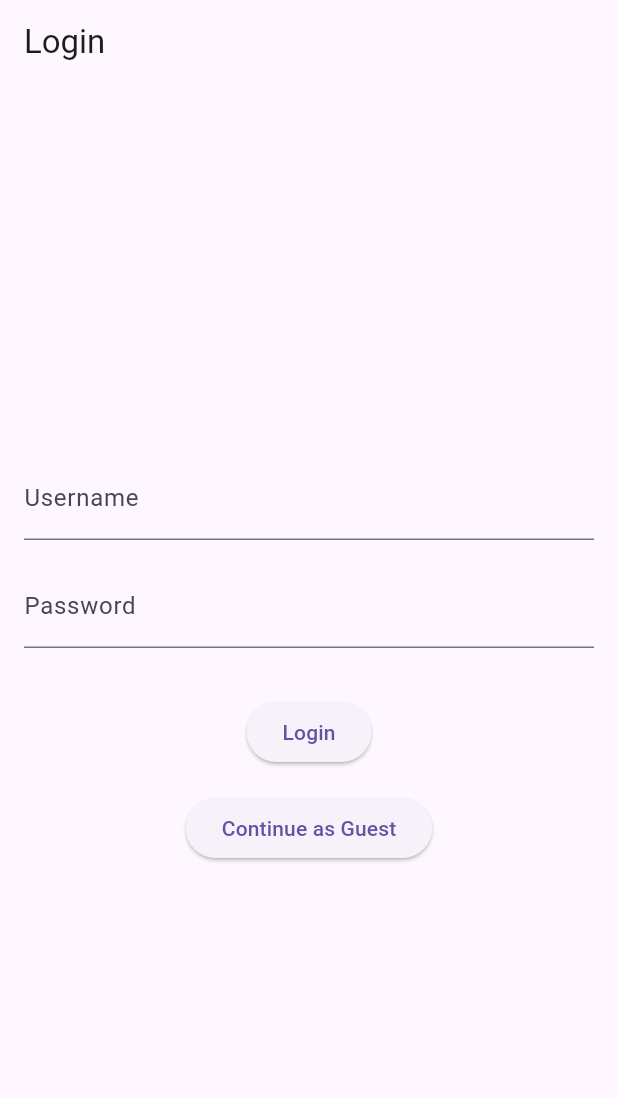
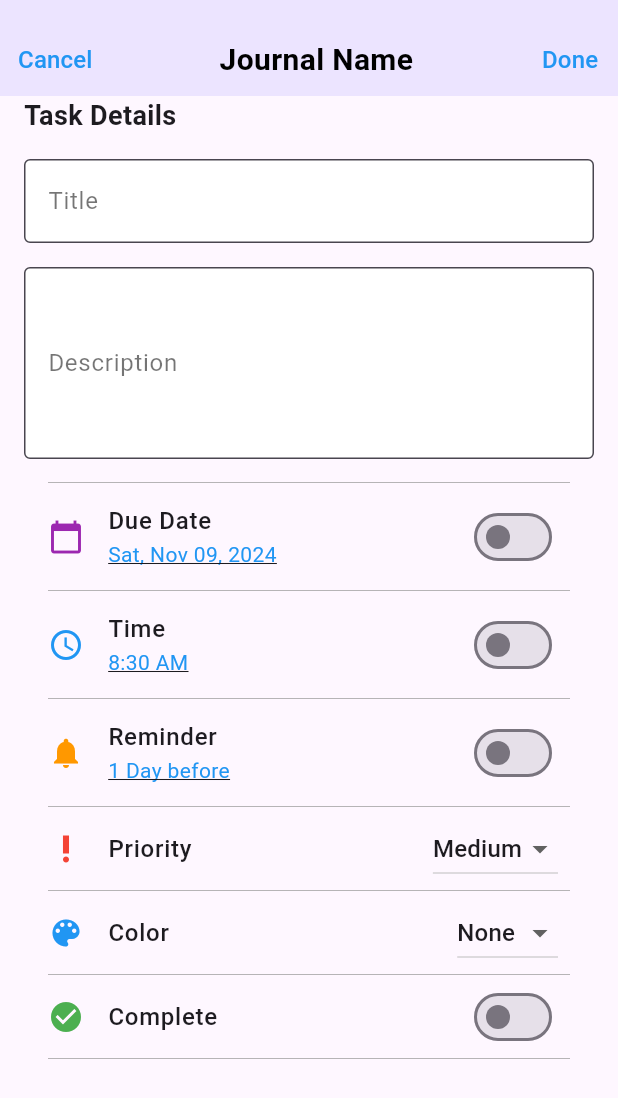
Before and after one commit to SevanCSUN/Journal-Project, a Flutter app: the screen it shows after launch, on a phone screen of 412 x 824 dp. Shown: the top 1098 px of the screen. Run offline on Flutter 3.47's test engine with Material 3 defaults, Android fonts, the phone set to English and light mode, and no system bars; our stand-ins replace device_preview; generated files the repository leaves out were written again; Roboto replaces fonts that are missing (Arial).

Commit message:
Task creation screen UI created with interactions

```diff
--- a/journal_project/lib/main.dart
+++ b/journal_project/lib/main.dart
@@ -5,6 +5,8 @@ import 'src/app.dart';
 import 'src/settings/settings_controller.dart';
 import 'src/settings/settings_service.dart';
 import 'package:device_preview/device_preview.dart';
+import 'src/sample_feature/task_creation_screen.dart';
+
 
 void main() async {
   // Set up the SettingsController, which will glue user settings to multiple
@@ -30,8 +32,26 @@ void main() async {
 
 
 
+
   runApp(DevicePreview(
     enabled: !kReleaseMode,
     builder: (context) => MyApp(settingsController: settingsController), // Wrap your app
   ));
 }
+
+
+class MyApp extends StatelessWidget {
+  final SettingsController settingsController;
+
+  const MyApp({Key? key, required this.settingsController}) : super(key: key);
+
+  @override
+  Widget build(BuildContext context) {
+    return MaterialApp(
+      debugShowCheckedModeBanner: false,
+      theme: ThemeData.light(),
+      darkTheme: ThemeData.dark(),
+      home: TaskCreationScreen(), // Set TaskCreationScreen as the home
+    );
+  }
+}
--- /dev/null
+++ b/journal_project/lib/src/sample_feature/task_creation_screen.dart
@@ -0,0 +1,474 @@
+import 'package:flutter/material.dart';
+import 'package:intl/intl.dart';
+
+class TaskCreationScreen extends StatefulWidget {
+  @override
+  _TaskCreationScreenState createState() => _TaskCreationScreenState();
+}
+
+class _TaskCreationScreenState extends State<TaskCreationScreen> {
+  // State variables for toggles
+  bool _isDueDateEnabled = false;
+  bool _isTimeEnabled = false;
+  bool _isReminderEnabled = false;
+  bool _isComplete = false;
+
+  // State variables for dropdowns
+  String _priorityLevel = 'Medium';
+  String _color = 'None';
+
+  // State for due date and time
+  DateTime? _selectedDueDate;
+  TimeOfDay? _selectedTime;
+
+  // State variables for reminder
+  String _reminderType = "Days"; // "Hours" or "Days"
+  int _reminderValue = 1; // Default to 1 day before
+
+  @override
+  void initState() {
+    super.initState();
+    // Set default due date to today
+    _selectedDueDate = DateTime.now();
+
+    // Set default time to 8:30 AM
+    _selectedTime = const TimeOfDay(hour: 8, minute: 30);
+  }
+
+  @override
+  Widget build(BuildContext context) {
+    return Scaffold(
+      body: Column(
+        children: [
+          // Top Header Area
+          Container(
+            decoration: const BoxDecoration(
+              color: Color(0xFFECE4FF), // Slightly darker purple header
+              boxShadow: [
+                BoxShadow(
+                  color: Colors.black12,
+                  offset: Offset(0, 2),
+                  blurRadius: 4,
+                ),
+              ],
+            ),
+            padding: const EdgeInsets.only(top: 16), // Reduced bottom padding
+            child: SafeArea(
+              child: Row(
+                mainAxisAlignment: MainAxisAlignment.spaceBetween,
+                children: [
+                  TextButton(
+                    onPressed: () {
+                      // Add "Cancel" button functionality
+                    },
+                    child: const Text(
+                      'Cancel',
+                      style: TextStyle(
+                        color: Colors.blue,
+                        fontSize: 16,
+                      ),
+                    ),
+                  ),
+                  const Text(
+                    'Journal Name',
+                    style: TextStyle(
+                      fontSize: 20,
+                      fontWeight: FontWeight.bold,
+                      color: Colors.black,
+                      fontFamily: 'Arial',
+                    ),
+                  ),
+                  TextButton(
+                    onPressed: () {
+                      // Add "Done" button functionality
+                    },
+                    child: const Text(
+                      'Done',
+                      style: TextStyle(
+                        color: Colors.blue,
+                        fontSize: 16,
+                      ),
+                    ),
+                  ),
+                ],
+              ),
+            ),
+          ),
+
+          // Body Content Area
+          Expanded(
+            child: Container(
+              color: const Color(0xFFFEF7FF),
+              padding: const EdgeInsets.only(left: 16.0, right: 16.0),
+              child: ListView(
+                children: [
+                  const Text(
+                    'Task Details',
+                    style: TextStyle(
+                      fontSize: 18,
+                      fontWeight: FontWeight.bold,
+                    ),
+                  ),
+                  const SizedBox(height: 16),
+                  _buildTextField('Title'),
+                  const SizedBox(height: 16),
+                  _buildTextField('Description', maxLines: 4),
+                  const SizedBox(height: 16),
+                  _buildDivider(),
+                  _buildToggleListTileWithDateSelector(
+                    icon: Icons.calendar_today,
+                    iconColor: Colors.purple,
+                    title: 'Due Date',
+                    subtitle: _selectedDueDate != null
+                        ? DateFormat('EEE, MMM dd, yyyy').format(_selectedDueDate!)
+                        : 'Day of Week, Mon DD, YYYY',
+                    toggleValue: _isDueDateEnabled,
+                    onToggleChanged: (value) {
+                      setState(() {
+                        _isDueDateEnabled = value;
+                      });
+                    },
+                    onDateSelected: () async {
+                      final pickedDate = await showDatePicker(
+                        context: context,
+                        initialDate: _selectedDueDate ?? DateTime.now(),
+                        firstDate: DateTime.now(),
+                        lastDate: DateTime(2100),
+                      );
+                      if (pickedDate != null) {
+                        setState(() {
+                          _selectedDueDate = pickedDate;
+                          _isDueDateEnabled = true; // Automatically enable the toggle
+                        });
+                      }
+                    },
+                  ),
+                  _buildDivider(),
+                  _buildToggleListTileWithTimeSelector(
+                    icon: Icons.access_time,
+                    iconColor: Colors.blue,
+                    title: 'Time',
+                    subtitle: _selectedTime != null
+                        ? _selectedTime!.format(context)
+                        : '9:00 AM',
+                    toggleValue: _isTimeEnabled,
+                    onToggleChanged: (value) {
+                      setState(() {
+                        _isTimeEnabled = value;
+                      });
+                    },
+                    onTimeSelected: () async {
+                      final pickedTime = await showTimePicker(
+                        context: context,
+                        initialTime: _selectedTime ?? TimeOfDay.now(),
+                      );
+                      if (pickedTime != null) {
+                        setState(() {
+                          _selectedTime = pickedTime;
+                          _isTimeEnabled = true; // Automatically enable the toggle
+                        });
+                      }
+                    },
+                  ),
+                  _buildDivider(),
+                  _buildToggleListTileWithReminderSelector(
+                    icon: Icons.notifications,
+                    iconColor: Colors.orange,
+                    title: 'Reminder',
+                    subtitle:
+                        '$_reminderValue ${_reminderValue == 1 ? _reminderType.substring(0, _reminderType.length - 1) : _reminderType} before',
+                    toggleValue: _isReminderEnabled,
+                    onToggleChanged: (value) {
+                      setState(() {
+                        _isReminderEnabled = value;
+                      });
+                    },
+                    onReminderSelected: () async {
+                      await _showReminderDialog(context);
+                    },
+                  ),
+                  _buildDivider(),
+                  _buildDropdownListTile(
+                    icon: Icons.priority_high,
+                    iconColor: Colors.red,
+                    title: 'Priority',
+                    value: _priorityLevel,
+                    items: ['Low', 'Medium', 'High'],
+                    onChanged: (value) {
+                      setState(() {
+                        _priorityLevel = value!;
+                      });
+                    },
+                  ),
+                  _buildDivider(),
+                  _buildDropdownListTile(
+                    icon: Icons.color_lens,
+                    iconColor: Colors.blue,
+                    title: 'Color',
+                    value: _color,
+                    items: ['None', 'Red', 'Green', 'Blue'],
+                    onChanged: (value) {
+                      setState(() {
+                        _color = value!;
+                      });
+                    },
+                  ),
+                  _buildDivider(),
+                  _buildToggleListTile(
+                    icon: Icons.check_circle,
+                    iconColor: Colors.green,
+                    title: 'Complete',
+                    toggleValue: _isComplete,
+                    onToggleChanged: (value) {
+                      setState(() {
+                        _isComplete = value;
+                      });
+                    },
+                  ),
+                  _buildDivider(),
+                ],
+              ),
+            ),
+          ),
+        ],
+      ),
+    );
+  }
+
+  Future<void> _showReminderDialog(BuildContext context) async {
+  await showDialog(
+    context: context,
+    builder: (BuildContext context) {
+      return AlertDialog(
+        title: const Text('Set Reminder'),
+        content: Column(
+          mainAxisSize: MainAxisSize.min,
+          children: [
+            // Reminder Type Dropdown (Hours or Days)
+            DropdownButton<String>(
+              value: _reminderType,
+              items: ['Hours', 'Days']
+                  .map((type) => DropdownMenuItem(
+                        value: type,
+                        child: Text(type),
+                      ))
+                  .toList(),
+              onChanged: (value) {
+                setState(() {
+                  _reminderType = value!;
+                });
+                Navigator.of(context).pop();
+                _showReminderDialog(context); // Reopen dialog with updated dropdown
+              },
+            ),
+            const SizedBox(height: 10),
+            // Reminder Value Dropdown
+            DropdownButton<int>(
+              value: _reminderValue,
+              items: List.generate(24, (index) => index + 1)
+                  .map((val) => DropdownMenuItem(
+                        value: val,
+                        child: Text(val.toString()),
+                      ))
+                  .toList(),
+              onChanged: (value) {
+                setState(() {
+                  _reminderValue = value!;
+                });
+                Navigator.of(context).pop(); // Close the dialog
+              },
+            ),
+          ],
+        ),
+        actions: [
+          TextButton(
+            onPressed: () {
+              Navigator.of(context).pop(); // Close the dialog
+            },
+            child: const Text('Done'),
+          ),
+        ],
+      );
+    },
+  );
+}
+
+
+  Widget _buildToggleListTileWithReminderSelector({
+    required IconData icon,
+    required Color iconColor,
+    required String title,
+    required String subtitle,
+    required bool toggleValue,
+    required Function(bool) onToggleChanged,
+    required VoidCallback onReminderSelected,
+  }) {
+    return ListTile(
+      leading: Icon(icon, color: iconColor),
+      title: Text(
+        title,
+        style: const TextStyle(fontSize: 16, fontWeight: FontWeight.w500),
+      ),
+      subtitle: GestureDetector(
+        onTap: onReminderSelected,
+        child: Text(
+          subtitle,
+          style: const TextStyle(
+            color: Colors.blue,
+            fontSize: 14,
+            decoration: TextDecoration.underline,
+          ),
+        ),
+      ),
+      trailing: Switch(
+        activeColor: Colors.orange,
+        value: toggleValue,
+        onChanged: onToggleChanged,
+      ),
+    );
+  }
+
+  Widget _buildTextField(String label, {int maxLines = 1}) {
+    return TextField(
+      maxLines: maxLines,
+      decoration: InputDecoration(
+        labelText: label,
+        labelStyle: const TextStyle(color: Colors.black54),
+        border: const OutlineInputBorder(),
+        filled: true,
+        fillColor: Colors.white,
+      ),
+    );
+  }
+
+  Widget _buildToggleListTileWithDateSelector({
+    required IconData icon,
+    required Color iconColor,
+    required String title,
+    required String subtitle,
+    required bool toggleValue,
+    required Function(bool) onToggleChanged,
+    required VoidCallback onDateSelected,
+  }) {
+    return ListTile(
+      leading: Icon(icon, color: iconColor),
+      title: Text(
+        title,
+        style: const TextStyle(fontSize: 16, fontWeight: FontWeight.w500),
+      ),
+      subtitle: GestureDetector(
+        onTap: onDateSelected,
+        child: Text(
+          subtitle,
+          style: const TextStyle(
+            color: Colors.blue,
+            fontSize: 14,
+            decoration: TextDecoration.underline,
+          ),
+        ),
+      ),
+      trailing: Switch(
+        activeColor: Colors.purple,
+        value: toggleValue,
+        onChanged: onToggleChanged,
+      ),
+    );
+  }
+  Widget _buildToggleListTile({
+      required IconData icon,
+      required Color iconColor,
+      required String title,
+      String? subtitle,
+      required bool toggleValue,
+      required Function(bool) onToggleChanged,
+    }) {
+      return ListTile(
+        leading: Icon(icon, color: iconColor),
+        title: Text(
+          title,
+          style: const TextStyle(fontSize: 16, fontWeight: FontWeight.w500),
+        ),
+        subtitle: subtitle != null
+            ? Text(
+                subtitle,
+                style: const TextStyle(color: Colors.black54, fontSize: 14),
+              )
+            : null,
+        trailing: Switch(
+          activeColor: Colors.purple,
+          value: toggleValue,
+          onChanged: onToggleChanged,
+        ),
+      );
+    }
+  Widget _buildToggleListTileWithTimeSelector({
+    required IconData icon,
+    required Color iconColor,
+    required String title,
+    required String subtitle,
+    required bool toggleValue,
+    required Function(bool) onToggleChanged,
+    required VoidCallback onTimeSelected,
+  }) {
+    return ListTile(
+      leading: Icon(icon, color: iconColor),
+      title: Text(
+        title,
+        style: const TextStyle(fontSize: 16, fontWeight: FontWeight.w500),
+      ),
+      subtitle: GestureDetector(
+        onTap: onTimeSelected,
+        child: Text(
+          subtitle,
+          style: const TextStyle(
+            color: Colors.blue,
+            fontSize: 14,
+            decoration: TextDecoration.underline,
+          ),
+        ),
+      ),
+      trailing: Switch(
+        activeColor: Colors.purple,
+        value: toggleValue,
+        onChanged: onToggleChanged,
+      ),
+    );
+  }
+
+  Widget _buildDropdownListTile({
+    required IconData icon,
+    required Color iconColor,
+    required String title,
+    required String value,
+    required List<String> items,
+    required Function(String?) onChanged,
+  }) {
+    return ListTile(
+      leading: Icon(icon, color: iconColor),
+      title: Text(
+        title,
+        style: const TextStyle(fontSize: 16, fontWeight: FontWeight.w500),
+      ),
+      trailing: DropdownButton<String>(
+        value: value,
+        items: items
+            .map((item) => DropdownMenuItem(
+                  value: item,
+                  child: Text(item),
+                ))
+            .toList(),
+        onChanged: onChanged,
+      ),
+    );
+  }
+
+  Widget _buildDivider() {
+    return const Divider(
+      color: Colors.grey,
+      thickness: 0.5,
+      height: 0,
+      indent: 16,
+      endIndent: 16,
+    );
+  }
+}
```
Also changed, not shown: 10 other files.
